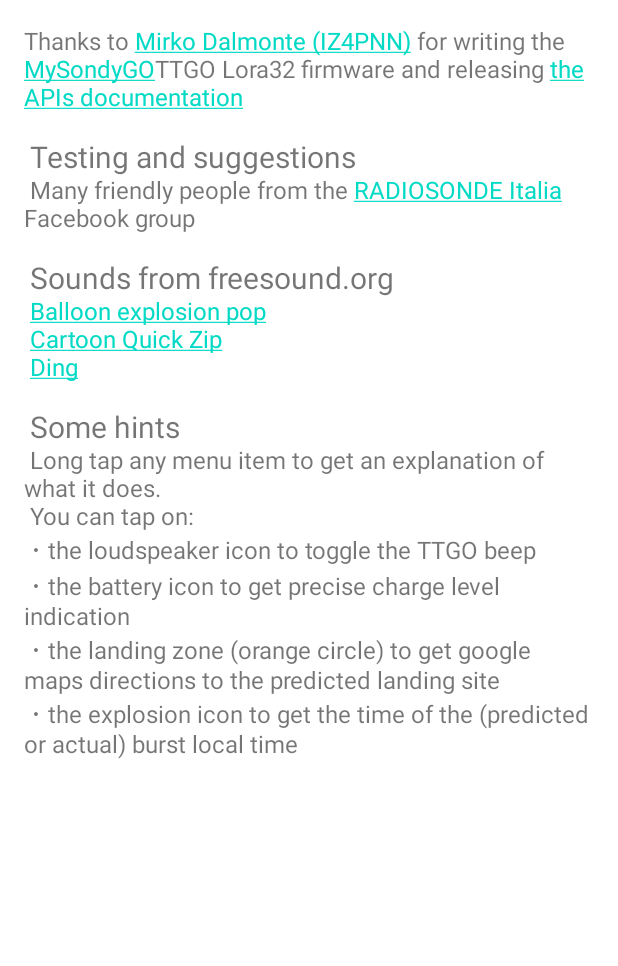
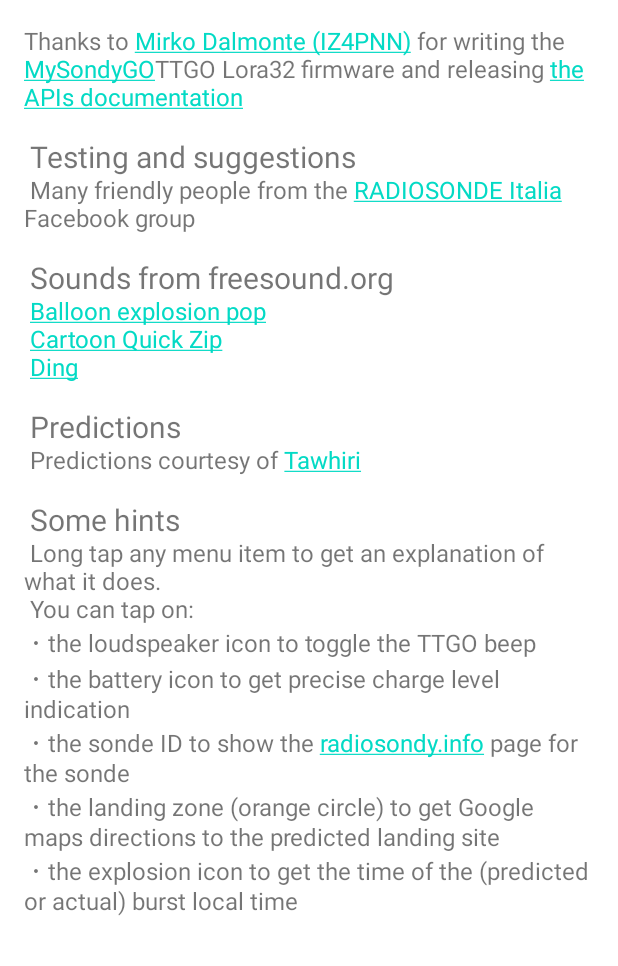
Before and after one commit to buttim/TrovaLaSonda, an Android app: the ScrollingActivity screen opened directly, with no data from a screen before it, on a phone screen of 412 x 824 dp, the part 270-1236 px from its top. Run offline under Robolectric (Android 15) with nearby library versions, the phone set to English and light mode, and no system bars; our stand-ins replace RxJava; libraries missing offline, so code that uses them is left out: com.harrysoft.androidbluetoothserial, org.osmdroid.config, org.osmdroid.events, org.osmdroid.tileprovider, org.osmdroid.util and 1 more.

Commit message:
adds link to radiosondy.info page; fixes small bugs

```diff
--- a/app/src/main/res/drawable/target.xml
+++ b/app/src/main/res/drawable/target.xml
@@ -1,7 +1,22 @@
 <?xml version="1.0" encoding="utf-8"?>
-<shape xmlns:android="http://schemas.android.com/apk/res/android"
-    android:shape="oval">
-    <size android:height="30dp" android:width="30dp"/>
-    <stroke android:width="2dp" android:color="#B0ff8000" />
-    <solid android:color="#40ff8000" />
-</shape>
+<layer-list xmlns:android="http://schemas.android.com/apk/res/android">
+    <item android:left="25dp" android:right="25dp" android:top="25dp" android:bottom="25dp">
+        <shape android:shape="oval">
+            <size android:height="30dp" android:width="30dp"/>
+            <solid android:color="#80ff8000" />
+        </shape>
+    </item>
+    <item android:left="12dp" android:right="12dp" android:top="12dp" android:bottom="12dp">
+        <shape android:shape="oval">
+            <size android:height="30dp" android:width="30dp"/>
+            <stroke android:width="2dp" android:color="#80ff8000" />
+        </shape>
+    </item>
+    <item>
+        <shape android:shape="oval">
+            <size android:height="30dp" android:width="30dp"/>
+            <stroke android:width="2dp" android:color="#B0ff8000" />
+            <solid android:color="#40ff8000" />
+        </shape>
+    </item>
+</layer-list>
--- a/app/src/main/res/values/infos.xml
+++ b/app/src/main/res/values/infos.xml
@@ -11,12 +11,15 @@
 <a href='https://freesound.org/people/EminYILDIRIM/sounds/541192/'>Balloon explosion pop</a>\n
 <a href='https://freesound.org/people/se2001/sounds/541506'>Cartoon Quick Zip</a>\n
 <a href='https://freesound.org/people/ammaro/sounds/573381'>Ding</a>\n\n
+<big>Predictions</big>\n
+Predictions courtesy of <a href='https://github.com/cuspaceflight/tawhiri'>Tawhiri</a>\n\n
 <big>Some hints</big>\n
 Long tap any menu item to get an explanation of what it does.\n
 You can tap on:\n
-    ･ the loudspeaker icon to toggle the TTGO beep\n
-    ･ the battery icon to get precise charge level indication\n
-    ･ the landing zone (orange circle) to get google maps directions to the predicted landing site\n
-    ･ the explosion icon to get the time of the (predicted or actual) burst local time\n
+    ･ the <ul>loudspeaker</ul> icon to toggle the TTGO beep\n
+    ･ the <ul>battery</ul> icon to get precise charge level indication\n
+    ･ the <ul>sonde ID</ul> to show the <a href='https://www.radiosondy.info'>radiosondy.info</a> page for the sonde\n
+    ･ the <ul>landing zone</ul> (orange circle) to get Google maps directions to the predicted landing site\n
+    ･ the <ul>explosion</ul> icon to get the time of the (predicted or actual) burst local time\n
     </string>
 </resources>
```
Also changed, not shown: app/src/main/java/eu/ydiaeresis/trovalasonda/FullscreenActivity.kt (+17 -1 lines), app/src/main/java/eu/ydiaeresis/trovalasonda/SondeTypeDialog.kt (+13 -5 lines), 1 other file.
